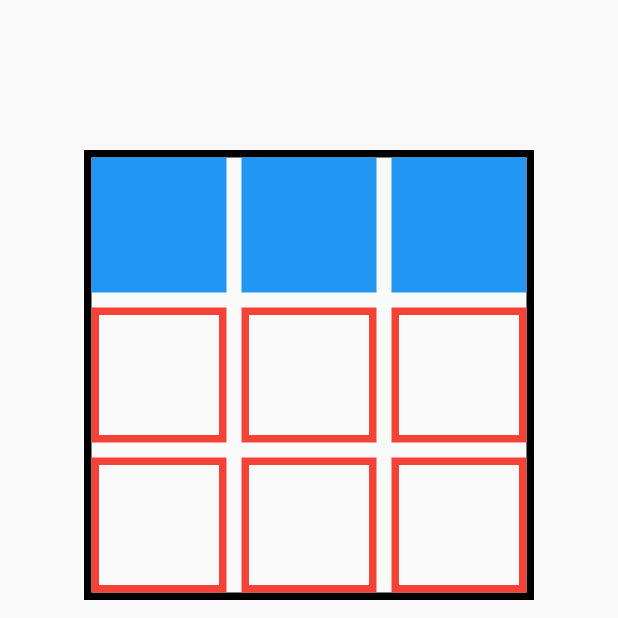
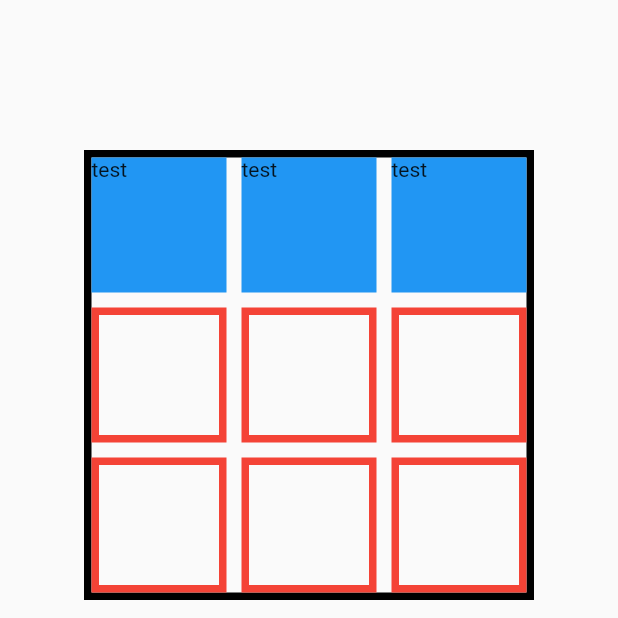
Before and after one commit to d0ngwooK1m/kotori, a Flutter app: the screen it shows after launch, on a phone screen of 412 x 824 dp, the top half of it. Run offline on Flutter 3.47's test engine with Material 2 defaults, Android fonts, the phone set to English and light mode, and no system bars; our stand-ins replace freezed_annotation, hive, hive_flutter, shared_preferences; accounts and stored records are empty; generated files the repository leaves out were written again.

Commit message:
adventure view model 테스트 구현

```diff
--- a/lib/main.dart
+++ b/lib/main.dart
@@ -21,10 +21,7 @@ void main() async {
   runApp(
     MultiProvider(
       providers: providers,
-      child: MaterialApp(
-        home: const MyApp(),
-        navigatorObservers: [ModalRouteObserver.observer],
-      ),
+      child: const MyApp(),
     ),
   );
 }
@@ -35,10 +32,11 @@ class MyApp extends StatelessWidget {
   @override
   Widget build(BuildContext context) {
     return MaterialApp(
-      title: 'Flutter Demo',
+      title: 'Kotori',
       theme: ThemeData(
         primarySwatch: Colors.blue,
       ),
+      navigatorObservers: [ModalRouteObserver.observer],
       home: const AdventureScreen(),
     );
   }
--- a/lib/presentation/adventure/components/draggable_item.dart
+++ b/lib/presentation/adventure/components/draggable_item.dart
@@ -24,10 +24,11 @@ class DraggableItem extends StatelessWidget {
         width: size,
         height: size,
         color: Colors.blue,
+        child: const Text('test'),
       ),
       childWhenDragging: Container(
-        width: 90,
-        height: 90,
+        width: size,
+        height: size,
         decoration: BoxDecoration(
           border: Border.all(
             width: 5,
@@ -39,6 +40,7 @@ class DraggableItem extends StatelessWidget {
         width: size,
         height: size,
         color: Colors.blue,
+        child: const Text('test'),
       ),
     );
   }
--- a/lib/util/default_item.dart
+++ b/lib/util/default_item.dart
@@ -16,4 +16,5 @@ class DefaultItem {
       date: Time.now,
       isInventory: true,
   );
+  static final firstItemsAndInventories = List.generate(9, (index) => index < 3 ? item : inventory);
 }
```
Also changed, not shown: lib/presentation/adventure/adventure_view_model.dart (+4 -5 lines), 2 other files.
